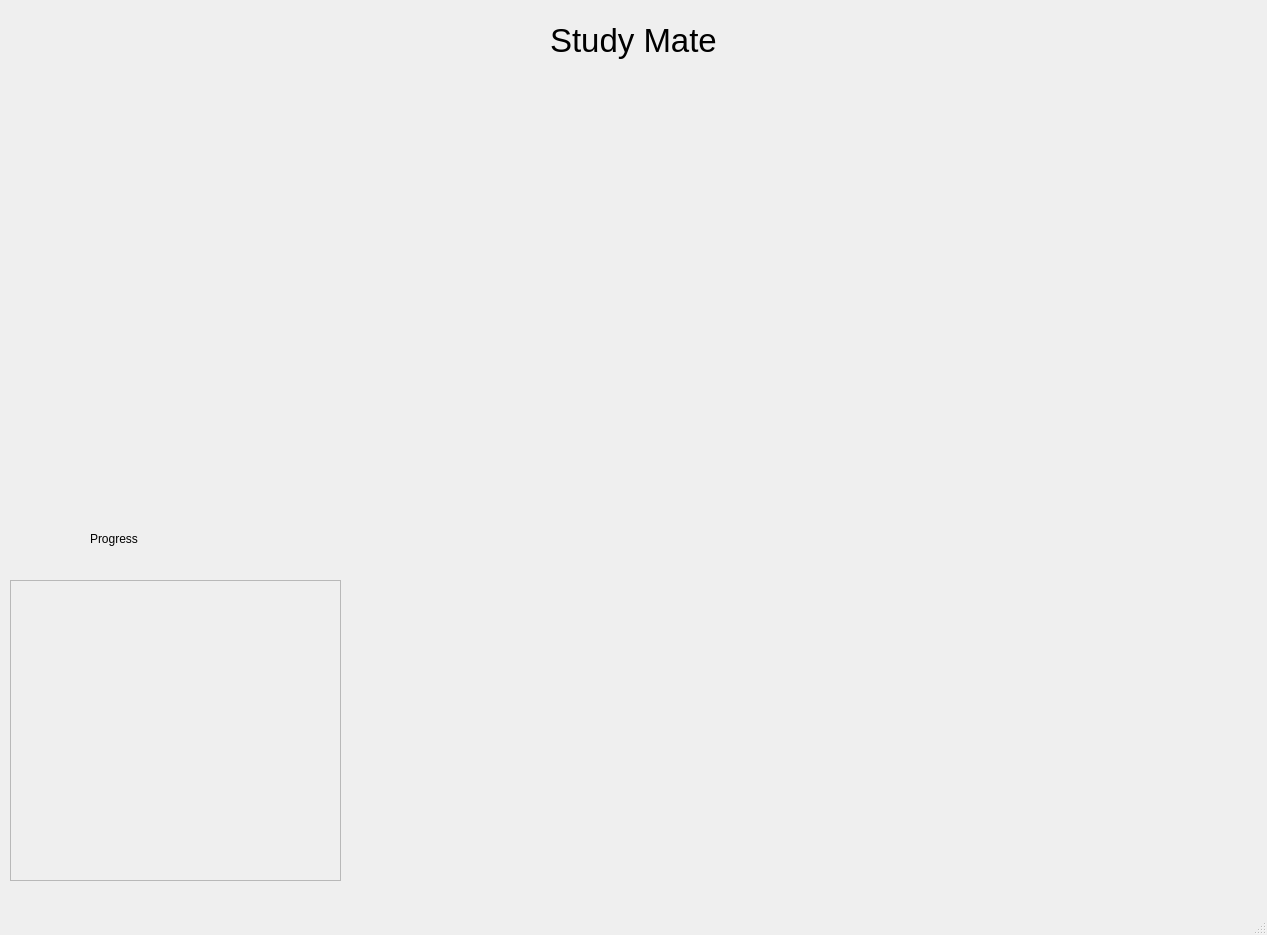
This is gui.ui in yaswanthbb/Study-Mate as Qt 5 draws it before an edit. The edited form follows.
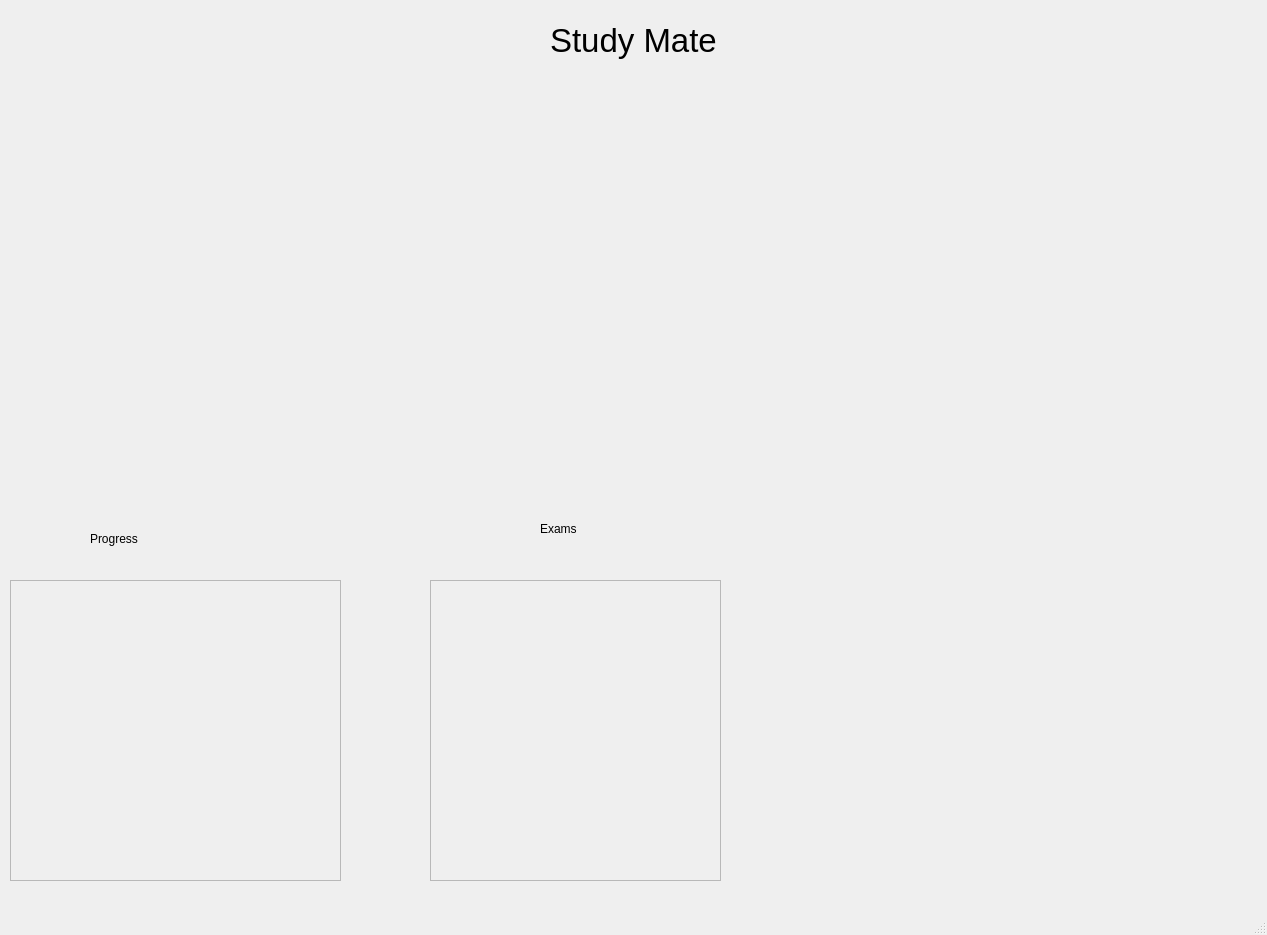
This is the edited form.

Commit message:
Add Exams Label and Frame in gui.ui
[Ticket: 110]

Diff of the .ui file:
```diff
--- a/gui.ui
+++ b/gui.ui
@@ -61,6 +61,35 @@
      <enum>QFrame::Raised</enum>
     </property>
    </widget>
+   <widget class="QLabel" name="label_3">
+    <property name="geometry">
+     <rect>
+      <x>540</x>
+      <y>520</y>
+      <width>67</width>
+      <height>17</height>
+     </rect>
+    </property>
+    <property name="text">
+     <string>Exams</string>
+    </property>
+   </widget>
+   <widget class="QFrame" name="examFrame">
+    <property name="geometry">
+     <rect>
+      <x>430</x>
+      <y>580</y>
+      <width>291</width>
+      <height>301</height>
+     </rect>
+    </property>
+    <property name="frameShape">
+     <enum>QFrame::StyledPanel</enum>
+    </property>
+    <property name="frameShadow">
+     <enum>QFrame::Raised</enum>
+    </property>
+   </widget>
   </widget>
   <widget class="QStatusBar" name="statusbar"/>
   <action name="actionClose">
```
